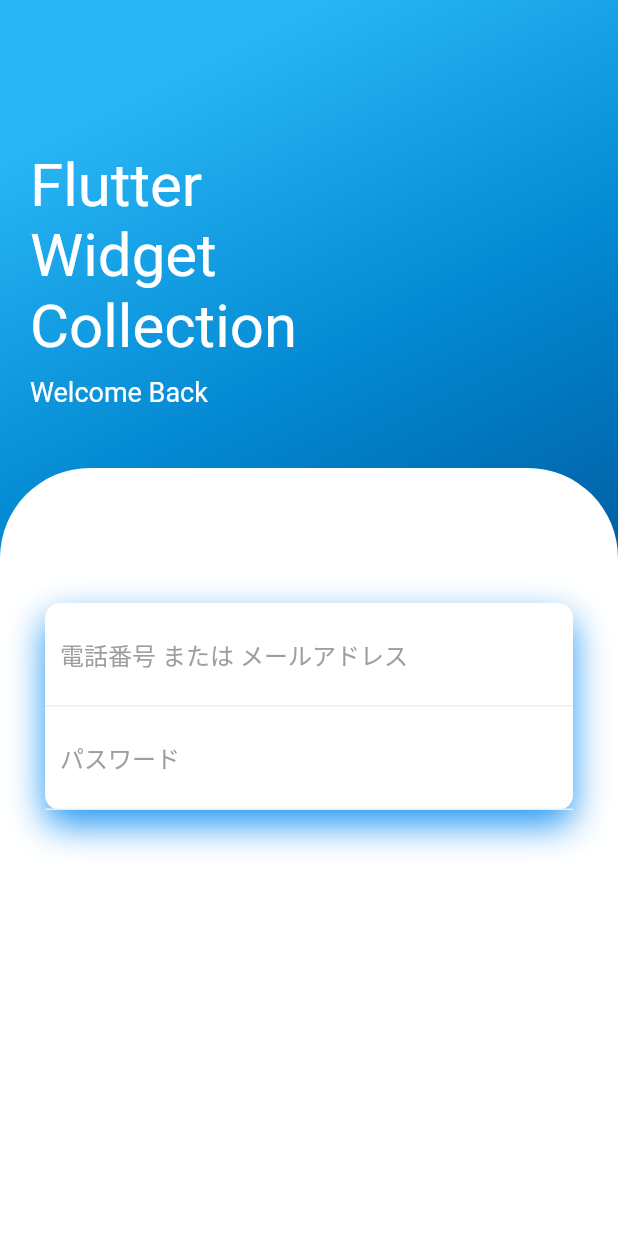
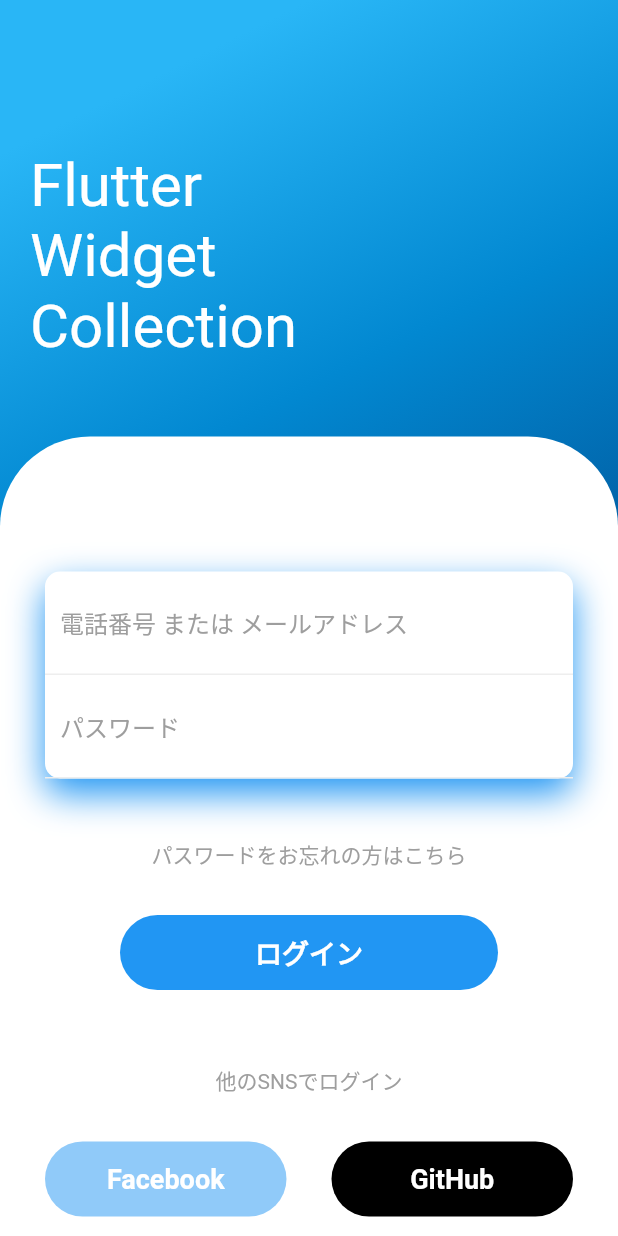
Before and after one commit to Channelsu/gradation, a Flutter app: the screen it shows after launch, on a phone screen of 412 x 824 dp. Run offline on Flutter 3.47's test engine with Material 2 defaults, Android fonts, the phone set to English and light mode, and no system bars.

Commit message:
ログインボタン、他のSNSボタン追記

```diff
--- a/lib/main.dart
+++ b/lib/main.dart
@@ -46,7 +46,7 @@ class HomePage extends StatelessWidget {
                   Text('Widget', style: TextStyle(color: Colors.white, fontSize: 40),),
                   Text('Collection', style: TextStyle(color: Colors.white, fontSize: 40),),
                   SizedBox(height: 10,),
-                  Text('Welcome Back', style: TextStyle(color: Colors.white, fontSize: 18),),
+                  // Text('Welcome Back', style: TextStyle(color: Colors.white, fontSize: 18),),
                   // RaisedButton(
                   //   child: Text('Login'),
                   //   onPressed: () {
@@ -111,8 +111,52 @@ class HomePage extends StatelessWidget {
                           ],
                         ),
                       ),
-                      // SizedBox(height: 40,),
-                      // Text('パスワードをお忘れの方はこちら'),
+                      SizedBox(height: 40,),
+                      Text('パスワードをお忘れの方はこちら', style: TextStyle(color: Colors.grey),),
+                      SizedBox(height: 30,),
+                      Container(
+                        height: 50,
+                        margin: EdgeInsets.symmetric(horizontal: 50),
+                        decoration: BoxDecoration(
+                          borderRadius: BorderRadius.circular(50),
+                          color: Colors.blue,
+                        ),
+                        child: Center(
+                          child: Text('ログイン', style: TextStyle(color: Colors.white, fontSize: 18, fontWeight: FontWeight.bold),),
+                        ),
+                      ),
+                      SizedBox(height: 50,),
+                      Text('他のSNSでログイン', style: TextStyle(color: Colors.grey),),
+                      SizedBox(height: 30,),
+                      Row(
+                        children: <Widget>[
+                          Expanded(
+                            child: Container(
+                              height: 50,
+                              decoration: BoxDecoration(
+                                borderRadius: BorderRadius.circular(50),
+                                color: Colors.blue[200],
+                              ),
+                              child: Center(
+                                child: Text('Facebook', style: TextStyle(color: Colors.white, fontSize: 18, fontWeight: FontWeight.bold),),
+                              ),
+                            ),
+                          ),
+                          SizedBox(width: 30,),
+                          Expanded(
+                            child: Container(
+                              height: 50,
+                              decoration: BoxDecoration(
+                                borderRadius: BorderRadius.circular(50),
+                                color: Colors.black,
+                              ),
+                              child: Center(
+                                child: Text('GitHub', style: TextStyle(color: Colors.white, fontSize: 18, fontWeight: FontWeight.bold),),
+                              ),
+                            ),
+                          ),
+                        ],
+                      )
                     ],
                   ),
                 ),
```
